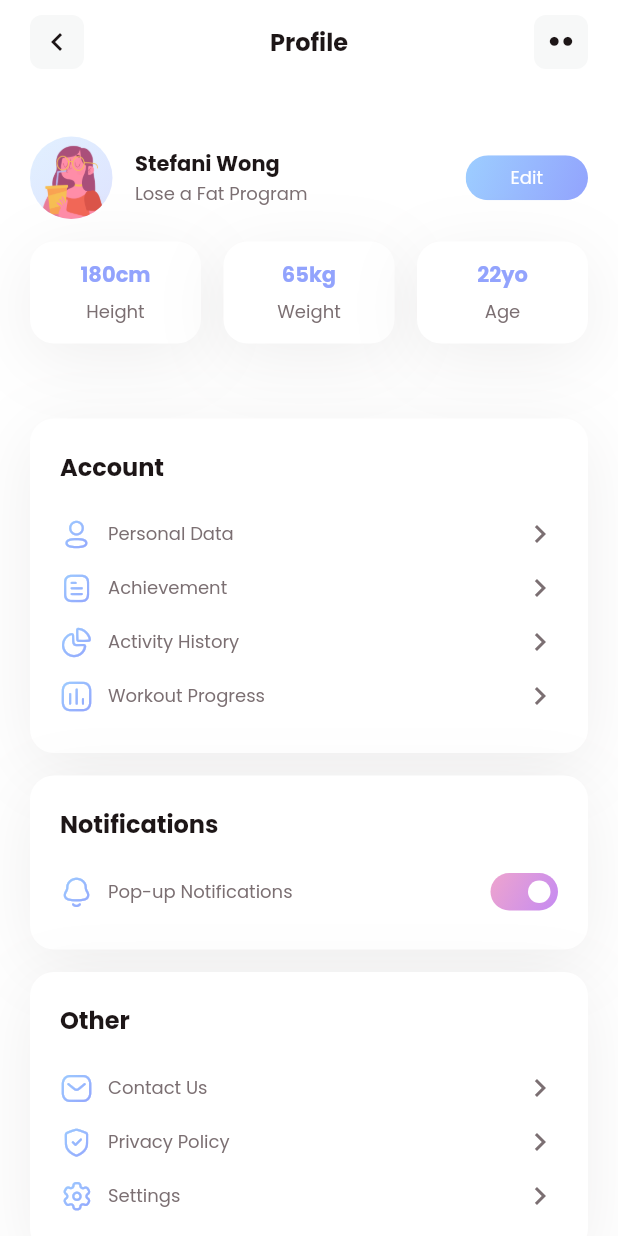
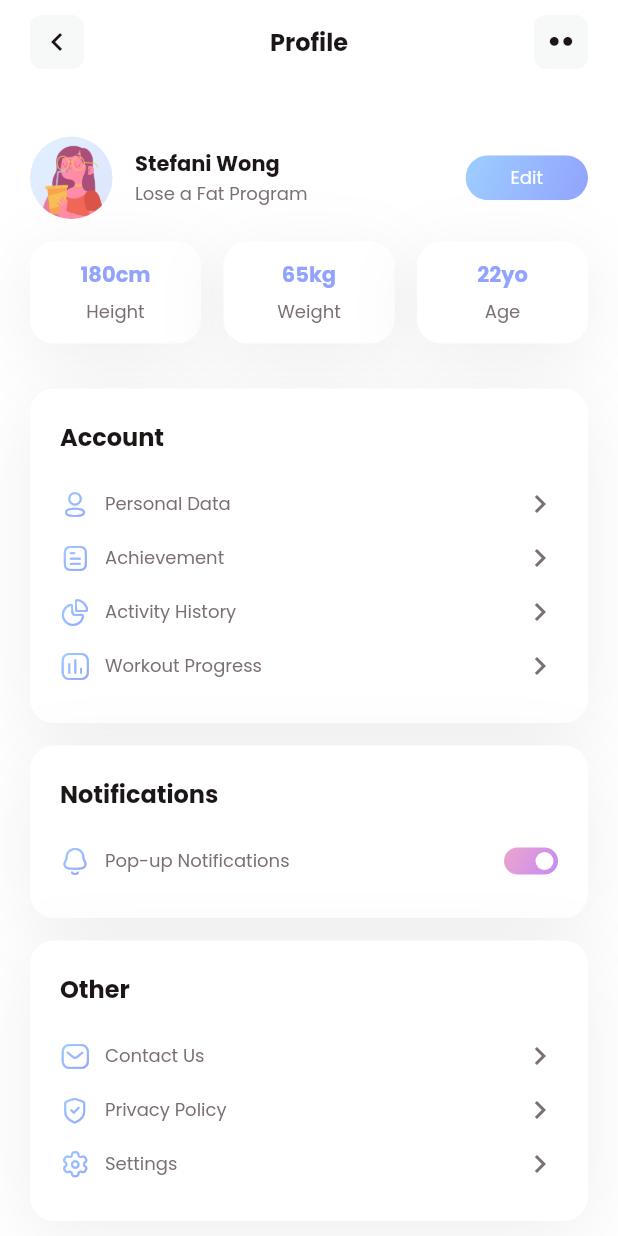
Before and after one commit to AyurM/FitnestX-Demo, a Flutter app: the ProfileTab screen opened directly, on a phone screen of 412 x 824 dp. Run offline on Flutter 3.47's test engine with Material 2 defaults, Android fonts, the phone set to English and light mode, and no system bars; our stand-ins replace flutter_bloc, get_it, google_fonts.

Commit message:
Small fixes for Profile Tab

```diff
--- a/lib/res/views/app_switch_button.dart
+++ b/lib/res/views/app_switch_button.dart
@@ -1,20 +1,22 @@
 import 'package:fitnest_x/res/colors/app_colors.dart';
 import 'package:flutter/material.dart';
 
-const _kDefaultPadding = 5.0;
+const _kDefaultPadding = EdgeInsets.all(5.0);
 
 class AppSwitchButton extends StatefulWidget {
   final bool initialValue;
   final void Function(bool)? onChanged;
   final double width;
   final double height;
+  final EdgeInsets? padding;
 
   const AppSwitchButton(
       {Key? key,
       this.initialValue = false,
       this.onChanged,
       this.width = 45,
-      this.height = 25})
+      this.height = 25,
+      this.padding})
       : super(key: key);
 
   @override
@@ -23,6 +25,8 @@ class AppSwitchButton extends StatefulWidget {
 
 class _AppSwitchButtonState extends State<AppSwitchButton> {
   late bool value;
+
+  EdgeInsets get _padding => widget.padding ?? _kDefaultPadding;
 
   @override
   void initState() {
@@ -40,7 +44,7 @@ class _AppSwitchButtonState extends State<AppSwitchButton> {
       child: Container(
         width: widget.width,
         height: widget.height,
-        padding: const EdgeInsets.all(_kDefaultPadding),
+        padding: _padding,
         decoration: BoxDecoration(
             borderRadius: BorderRadius.circular(widget.height / 2),
             color: value ? null : AppColors.gray3,
@@ -51,7 +55,7 @@ class _AppSwitchButtonState extends State<AppSwitchButton> {
   }
 
   Widget _buildSwitch() {
-    final double switchSize = widget.height - _kDefaultPadding * 2;
+    final double switchSize = widget.height - _padding.top * 2;
 
     return AnimatedAlign(
       duration: const Duration(milliseconds: 250),
--- a/lib/res/views/setting_menu_item.dart
+++ b/lib/res/views/setting_menu_item.dart
@@ -4,7 +4,9 @@ import 'package:fitnest_x/res/views/app_switch_button.dart';
 import 'package:flutter/material.dart';
 
 const _kPadding = EdgeInsets.symmetric(vertical: 6);
-const _kIconSize = 22.0;
+const _kSwitchPadding = EdgeInsets.all(3);
+const _kSwitchHeight = 18.0;
+const _kIconSize = 20.0;
 const _kSpacing = 10.0;
 
 class SettingsMenuItem extends StatelessWidget {
@@ -28,7 +30,12 @@ class SettingsMenuToggleItem extends StatelessWidget {
   @override
   Widget build(BuildContext context) => _SettingsMenuItemWrapper(
       data: data,
-      trailing: AppSwitchButton(initialValue: true, onChanged: onChanged));
+      trailing: AppSwitchButton(
+          initialValue: true,
+          onChanged: onChanged,
+          width: _kSwitchHeight * 2,
+          height: _kSwitchHeight,
+          padding: _kSwitchPadding));
 }
 
 class _SettingsMenuItemWrapper extends StatelessWidget {
@@ -41,8 +48,10 @@ class _SettingsMenuItemWrapper extends StatelessWidget {
 
   @override
   Widget build(BuildContext context) {
+    final onPressed =
+        data.type == MenuItemType.simple ? (data.onPressed ?? () {}) : null;
     return RawMaterialButton(
-        onPressed: data.onPressed ?? () {},
+        onPressed: onPressed,
         padding: _kPadding,
         elevation: 0,
         highlightElevation: 0,
--- a/lib/screens/profile_tab/profile_tab.dart
+++ b/lib/screens/profile_tab/profile_tab.dart
@@ -44,7 +44,7 @@ class ProfileTab extends StatelessWidget {
                 _ProfileHeader(profile: profile),
                 const SizedBox(height: _kSpacing),
                 _buildUserStats(profile),
-                const SizedBox(height: 50),
+                const SizedBox(height: 30),
                 _ProfileSectionCard(
                     title: _accountText, menuItems: accountMenuItems),
                 const SizedBox(height: _kSpacing),
```
